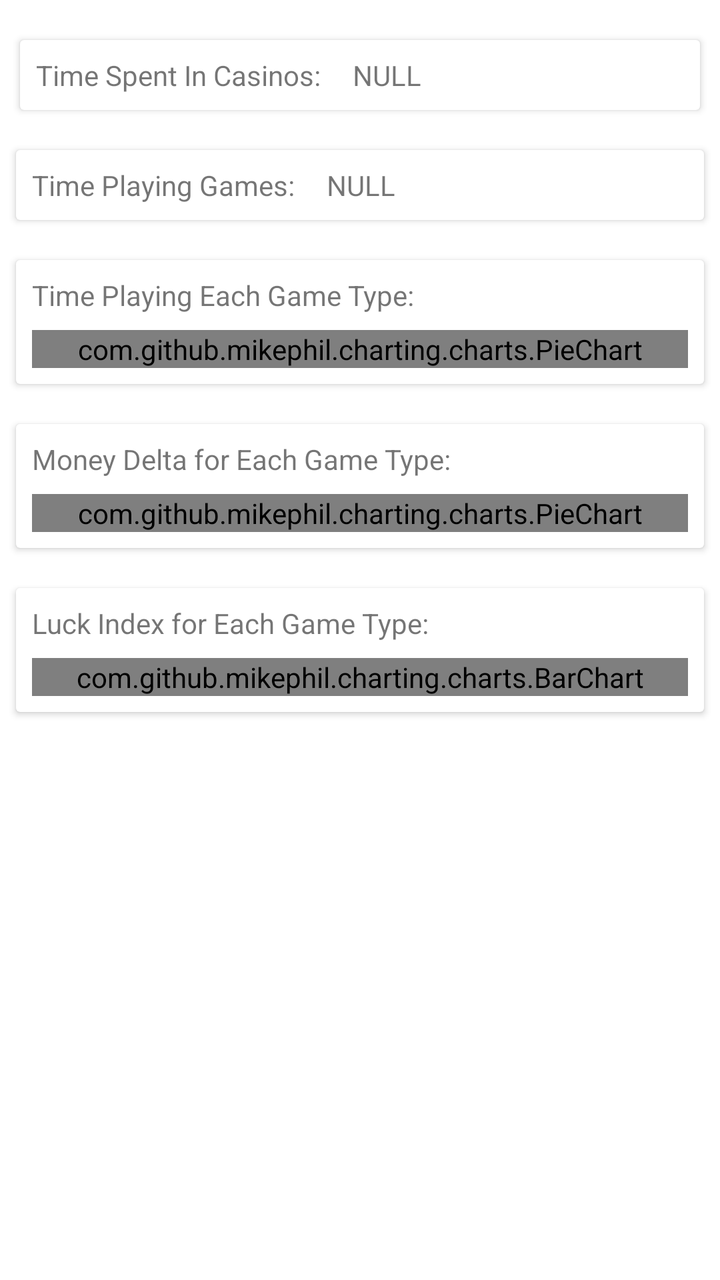
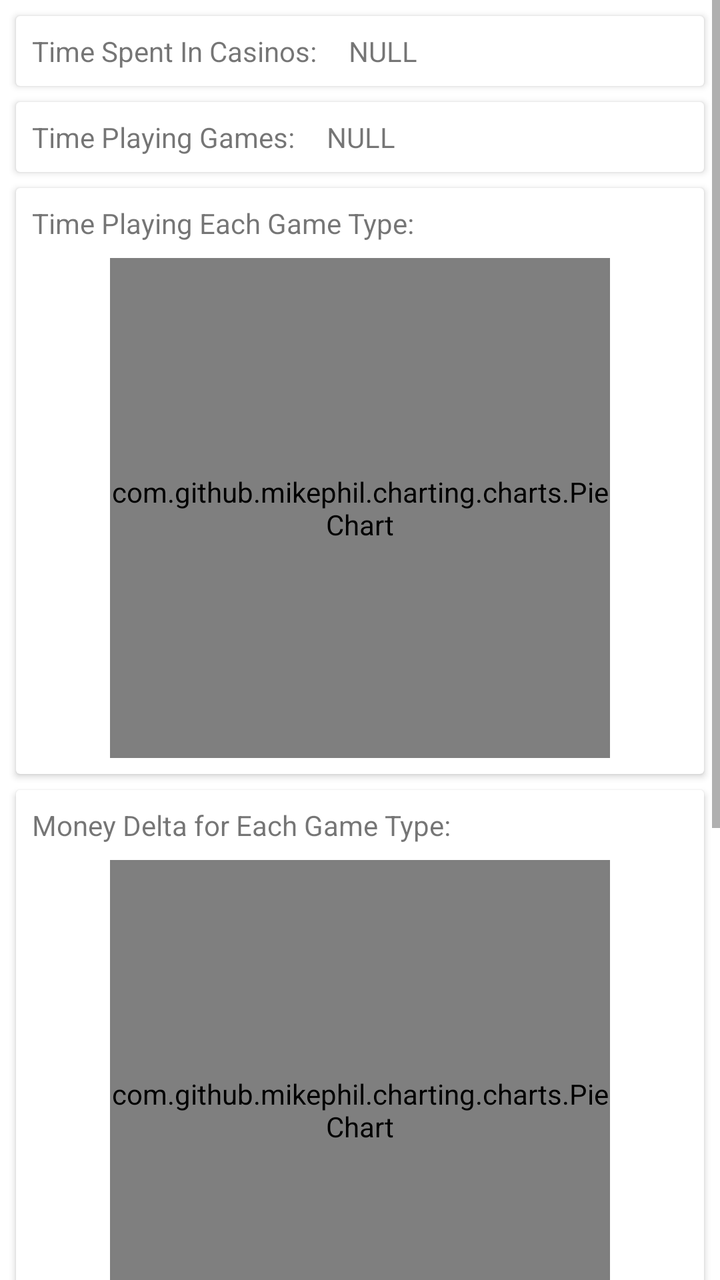

Screens rendered from an Android XML layout before and after an edit, with the pre-edit source and the edit as a unified diff.
<!-- AndroidManifest.xml: application theme Theme.GamblingBadger -->
<!-- res/layout/fragment_general_statistics.xml -->
<?xml version="1.0" encoding="utf-8"?>
<androidx.constraintlayout.widget.ConstraintLayout xmlns:android="http://schemas.android.com/apk/res/android"
    xmlns:app="http://schemas.android.com/apk/res-auto"
    xmlns:tools="http://schemas.android.com/tools"
    android:layout_width="match_parent"
    android:layout_height="match_parent"
    tools:context=".statistics.GeneralStatisticsFragment">

    <androidx.cardview.widget.CardView
        android:id="@+id/generalStatisticsFrag_cardView_aggregateTimeSpentInCasinos"
        android:layout_width="match_parent"
        android:layout_height="wrap_content"
        android:layout_marginStart="10dp"
        android:layout_marginTop="20dp"
        android:layout_marginEnd="10dp"
        app:layout_constraintEnd_toEndOf="parent"
        app:layout_constraintStart_toStartOf="parent"
        app:layout_constraintTop_toTopOf="parent">

        <androidx.constraintlayout.widget.ConstraintLayout
            android:layout_width="match_parent"
            android:layout_height="match_parent">

            <TextView
                android:id="@+id/generalStatisticsFrag_textView_aggregateTimeSpentInCasinosCardTitle"
                android:layout_width="wrap_content"
                android:layout_height="wrap_content"
                android:layout_marginStart="8dp"
                android:layout_marginTop="8dp"
                android:layout_marginBottom="8dp"
                android:text="Time Spent In Casinos:"
                app:layout_constraintBottom_toBottomOf="parent"
                app:layout_constraintStart_toStartOf="parent"
                app:layout_constraintTop_toTopOf="parent" />

            <TextView
                android:id="@+id/generalStatisticsFrag_textView_aggregateTimeSpentInCasinos"
                android:layout_width="wrap_content"
                android:layout_height="wrap_content"
                android:layout_marginStart="16dp"
                android:text="NULL"
                app:layout_constraintBottom_toBottomOf="@+id/generalStatisticsFrag_textView_aggregateTimeSpentInCasinosCardTitle"
                app:layout_constraintStart_toEndOf="@+id/generalStatisticsFrag_textView_aggregateTimeSpentInCasinosCardTitle"
                app:layout_constraintTop_toTopOf="@+id/generalStatisticsFrag_textView_aggregateTimeSpentInCasinosCardTitle" />
        </androidx.constraintlayout.widget.ConstraintLayout>

    </androidx.cardview.widget.CardView>

    <androidx.cardview.widget.CardView
        android:id="@+id/generalStatisticsFrag_cardView_aggregateTimePlayingGames"
        android:layout_width="match_parent"
        android:layout_height="wrap_content"
        android:layout_marginStart="8dp"
        android:layout_marginTop="20dp"
        android:layout_marginEnd="8dp"
        app:layout_constraintEnd_toEndOf="parent"
        app:layout_constraintStart_toStartOf="parent"
        app:layout_constraintTop_toBottomOf="@+id/generalStatisticsFrag_cardView_aggregateTimeSpentInCasinos">

        <androidx.constraintlayout.widget.ConstraintLayout
            android:layout_width="match_parent"
            android:layout_height="match_parent">

            <TextView
                android:id="@+id/generalStatisticsFrag_textView_aggregateTimePlayingGamesCardTitle"
                android:layout_width="wrap_content"
                android:layout_height="wrap_content"
                android:layout_marginStart="8dp"
                android:layout_marginTop="8dp"
                android:layout_marginBottom="8dp"
                android:text="Time Playing Games:"
                app:layout_constraintBottom_toBottomOf="parent"
                app:layout_constraintStart_toStartOf="parent"
                app:layout_constraintTop_toTopOf="parent" />

            <TextView
                android:id="@+id/generalStatisticsFrag_textView_aggregateTimePlayingGames"
                android:layout_width="wrap_content"
                android:layout_height="wrap_content"
                android:layout_marginStart="16dp"
                android:text="NULL"
                app:layout_constraintBottom_toBottomOf="@+id/generalStatisticsFrag_textView_aggregateTimePlayingGamesCardTitle"
                app:layout_constraintStart_toEndOf="@+id/generalStatisticsFrag_textView_aggregateTimePlayingGamesCardTitle"
                app:layout_constraintTop_toTopOf="@+id/generalStatisticsFrag_textView_aggregateTimePlayingGamesCardTitle" />
        </androidx.constraintlayout.widget.ConstraintLayout>

    </androidx.cardview.widget.CardView>

    <androidx.cardview.widget.CardView
        android:id="@+id/generalStatisticsFrag_cardView_aggregateTimePlayingEachGame"
        android:layout_width="match_parent"
        android:layout_height="wrap_content"
        android:layout_marginStart="8dp"
        android:layout_marginTop="20dp"
        android:layout_marginEnd="8dp"
        app:layout_constraintEnd_toEndOf="parent"
        app:layout_constraintStart_toStartOf="parent"
        app:layout_constraintTop_toBottomOf="@+id/generalStatisticsFrag_cardView_aggregateTimePlayingGames">

        <androidx.constraintlayout.widget.ConstraintLayout
            android:layout_width="match_parent"
            android:layout_height="match_parent">

            <TextView
                android:id="@+id/generalStatisticsFrag_textView_aggregateTimePlayingEachGameCardTitle"
                android:layout_width="wrap_content"
                android:layout_height="wrap_content"
                android:layout_marginStart="8dp"
                android:layout_marginTop="8dp"
                android:text="Time Playing Each Game Type:"
                app:layout_constraintStart_toStartOf="parent"
                app:layout_constraintTop_toTopOf="parent" />

            <com.github.mikephil.charting.charts.PieChart
                android:id="@+id/generalStatisticsFrag_pieChart_aggregateTimePlayingEachGame"
                android:layout_width="match_parent"
                android:layout_height="match_parent"
                android:layout_marginStart="8dp"
                android:layout_marginTop="8dp"
                android:layout_marginEnd="8dp"
                android:layout_marginBottom="8dp"
                app:layout_constraintBottom_toBottomOf="parent"
                app:layout_constraintEnd_toEndOf="parent"
                app:layout_constraintStart_toStartOf="parent"
                app:layout_constraintTop_toBottomOf="@+id/generalStatisticsFrag_textView_aggregateTimePlayingEachGameCardTitle" />

        </androidx.constraintlayout.widget.ConstraintLayout>

    </androidx.cardview.widget.CardView>

    <androidx.cardview.widget.CardView
        android:id="@+id/generalStatisticsFrag_cardView_aggregateMoneyDeltaForEachGame"
        android:layout_width="match_parent"
        android:layout_height="wrap_content"
        android:layout_marginStart="8dp"
        android:layout_marginTop="20dp"
        android:layout_marginEnd="8dp"
        app:layout_constraintEnd_toEndOf="parent"
        app:layout_constraintStart_toStartOf="parent"
        app:layout_constraintTop_toBottomOf="@+id/generalStatisticsFrag_cardView_aggregateTimePlayingEachGame">

        <androidx.constraintlayout.widget.ConstraintLayout
            android:layout_width="match_parent"
            android:layout_height="match_parent">

            <TextView
                android:id="@+id/generalStatisticsFrag_textView_aggregateMoneyDeltaForEachGameCardTitle"
                android:layout_width="wrap_content"
                android:layout_height="wrap_content"
                android:layout_marginStart="8dp"
                android:layout_marginTop="8dp"
                android:text="Money Delta for Each Game Type:"
                app:layout_constraintStart_toStartOf="parent"
                app:layout_constraintTop_toTopOf="parent" />

            <com.github.mikephil.charting.charts.PieChart
                android:id="@+id/generalStatisticsFrag_pieChart_aggregateMoneyDeltaEachGame"
                android:layout_width="match_parent"
                android:layout_height="match_parent"
                android:layout_marginStart="8dp"
                android:layout_marginTop="8dp"
                android:layout_marginEnd="8dp"
                android:layout_marginBottom="8dp"
                app:layout_constraintBottom_toBottomOf="parent"
                app:layout_constraintEnd_toEndOf="parent"
                app:layout_constraintStart_toStartOf="parent"
                app:layout_constraintTop_toBottomOf="@+id/generalStatisticsFrag_textView_aggregateMoneyDeltaForEachGameCardTitle" />
        </androidx.constraintlayout.widget.ConstraintLayout>

    </androidx.cardview.widget.CardView>

    <androidx.cardview.widget.CardView
        android:id="@+id/generalStatisticsFrag_cardView_aggregateLuckIndexForEachGame"
        android:layout_width="match_parent"
        android:layout_height="wrap_content"
        android:layout_marginStart="8dp"
        android:layout_marginTop="20dp"
        android:layout_marginEnd="8dp"
        app:layout_constraintEnd_toEndOf="parent"
        app:layout_constraintStart_toStartOf="parent"
        app:layout_constraintTop_toBottomOf="@+id/generalStatisticsFrag_cardView_aggregateMoneyDeltaForEachGame">

        <androidx.constraintlayout.widget.ConstraintLayout
            android:layout_width="match_parent"
            android:layout_height="match_parent">

            <TextView
                android:id="@+id/generalStatisticsFrag_textView_aggregateLuckIndexForEachGameCardTitle"
                android:layout_width="wrap_content"
                android:layout_height="wrap_content"
                android:layout_marginStart="8dp"
                android:layout_marginTop="8dp"
                android:text="Luck Index for Each Game Type:"
                app:layout_constraintStart_toStartOf="parent"
                app:layout_constraintTop_toTopOf="parent" />

            <com.github.mikephil.charting.charts.BarChart
                android:id="@+id/generalStatisticsFrag_barChart_aggregateLuckIndexEachGame"
                android:layout_width="match_parent"
                android:layout_height="match_parent"
                android:layout_marginStart="8dp"
                android:layout_marginTop="8dp"
                android:layout_marginEnd="8dp"
                android:layout_marginBottom="8dp"
                app:layout_constraintBottom_toBottomOf="parent"
                app:layout_constraintEnd_toEndOf="parent"
                app:layout_constraintStart_toStartOf="parent"
                app:layout_constraintTop_toBottomOf="@+id/generalStatisticsFrag_textView_aggregateLuckIndexForEachGameCardTitle" />
        </androidx.constraintlayout.widget.ConstraintLayout>

    </androidx.cardview.widget.CardView>

</androidx.constraintlayout.widget.ConstraintLayout>
<!-- resources referenced by this layout -->
<resources>
  <style name="Theme.GamblingBadger" parent="Theme.MaterialComponents.DayNight.DarkActionBar">
          
          <item name="colorPrimary">@color/purple_500</item>
          <item name="colorPrimaryVariant">@color/purple_700</item>
          <item name="colorOnPrimary">@color/white</item>
          
          <item name="colorSecondary">@color/teal_200</item>
          <item name="colorSecondaryVariant">@color/teal_700</item>
          <item name="colorOnSecondary">@color/black</item>
          
          <item name="android:statusBarColor" tools:targetApi="l">?attr/colorPrimaryVariant</item>
          
      </style>
  <color name="purple_500">#FF6200EE</color>
  <color name="purple_700">#FF3700B3</color>
  <color name="white">#FFFFFFFF</color>
  <color name="teal_200">#FF03DAC5</color>
  <color name="teal_700">#FF018786</color>
  <color name="black">#FF000000</color>
</resources>

<!-- the commit's change to res/layout/fragment_general_statistics.xml (unified diff, before → after) -->
@@ -1,213 +1,224 @@
 <?xml version="1.0" encoding="utf-8"?>
-<androidx.constraintlayout.widget.ConstraintLayout xmlns:android="http://schemas.android.com/apk/res/android"
+<LinearLayout xmlns:android="http://schemas.android.com/apk/res/android"
     xmlns:app="http://schemas.android.com/apk/res-auto"
     xmlns:tools="http://schemas.android.com/tools"
     android:layout_width="match_parent"
     android:layout_height="match_parent"
     tools:context=".statistics.GeneralStatisticsFragment">
 
-    <androidx.cardview.widget.CardView
-        android:id="@+id/generalStatisticsFrag_cardView_aggregateTimeSpentInCasinos"
+    <ScrollView
         android:layout_width="match_parent"
-        android:layout_height="wrap_content"
-        android:layout_marginStart="10dp"
-        android:layout_marginTop="20dp"
-        android:layout_marginEnd="10dp"
-        app:layout_constraintEnd_toEndOf="parent"
-        app:layout_constraintStart_toStartOf="parent"
-        app:layout_constraintTop_toTopOf="parent">
+        android:layout_height="match_parent">
 
         <androidx.constraintlayout.widget.ConstraintLayout
             android:layout_width="match_parent"
-            android:layout_height="match_parent">
-
-            <TextView
-                android:id="@+id/generalStatisticsFrag_textView_aggregateTimeSpentInCasinosCardTitle"
-                android:layout_width="wrap_content"
-                android:layout_height="wrap_content"
-                android:layout_marginStart="8dp"
-                android:layout_marginTop="8dp"
-                android:layout_marginBottom="8dp"
-                android:text="Time Spent In Casinos:"
-                app:layout_constraintBottom_toBottomOf="parent"
-                app:layout_constraintStart_toStartOf="parent"
-                app:layout_constraintTop_toTopOf="parent" />
-
-            <TextView
-                android:id="@+id/generalStatisticsFrag_textView_aggregateTimeSpentInCasinos"
-                android:layout_width="wrap_content"
-                android:layout_height="wrap_content"
-                android:layout_marginStart="16dp"
-                android:text="NULL"
-                app:layout_constraintBottom_toBottomOf="@+id/generalStatisticsFrag_textView_aggregateTimeSpentInCasinosCardTitle"
-                app:layout_constraintStart_toEndOf="@+id/generalStatisticsFrag_textView_aggregateTimeSpentInCasinosCardTitle"
-                app:layout_constraintTop_toTopOf="@+id/generalStatisticsFrag_textView_aggregateTimeSpentInCasinosCardTitle" />
+            android:layout_height="wrap_content">
+
+            <androidx.cardview.widget.CardView
+                android:id="@+id/generalStatisticsFrag_cardView_aggregateTimeSpentInCasinos"
+                android:layout_width="match_parent"
+                android:layout_height="wrap_content"
+                android:layout_marginStart="8dp"
+                android:layout_marginTop="8dp"
+                android:layout_marginEnd="8dp"
+                app:layout_constraintEnd_toEndOf="parent"
+                app:layout_constraintStart_toStartOf="parent"
+                app:layout_constraintTop_toTopOf="parent">
+
+                <androidx.constraintlayout.widget.ConstraintLayout
+                    android:layout_width="match_parent"
+                    android:layout_height="match_parent">
+
+                    <TextView
+                        android:id="@+id/generalStatisticsFrag_textView_aggregateTimeSpentInCasinosCardTitle"
+                        android:layout_width="wrap_content"
+                        android:layout_height="wrap_content"
+                        android:layout_marginStart="8dp"
+                        android:layout_marginTop="8dp"
+                        android:layout_marginBottom="8dp"
+                        android:text="Time Spent In Casinos:"
+                        app:layout_constraintBottom_toBottomOf="parent"
+                        app:layout_constraintStart_toStartOf="parent"
+                        app:layout_constraintTop_toTopOf="parent" />
+
+                    <TextView
+                        android:id="@+id/generalStatisticsFrag_textView_aggregateTimeSpentInCasinos"
+                        android:layout_width="wrap_content"
+                        android:layout_height="wrap_content"
+                        android:layout_marginStart="16dp"
+                        android:text="NULL"
+                        app:layout_constraintBottom_toBottomOf="@+id/generalStatisticsFrag_textView_aggregateTimeSpentInCasinosCardTitle"
+                        app:layout_constraintStart_toEndOf="@+id/generalStatisticsFrag_textView_aggregateTimeSpentInCasinosCardTitle"
+                        app:layout_constraintTop_toTopOf="@+id/generalStatisticsFrag_textView_aggregateTimeSpentInCasinosCardTitle" />
+                </androidx.constraintlayout.widget.ConstraintLayout>
+
+            </androidx.cardview.widget.CardView>
+
+            <androidx.cardview.widget.CardView
+                android:id="@+id/generalStatisticsFrag_cardView_aggregateTimePlayingGames"
+                android:layout_width="match_parent"
+                android:layout_height="wrap_content"
+                android:layout_marginStart="8dp"
+                android:layout_marginTop="8dp"
+                android:layout_marginEnd="8dp"
+                app:layout_constraintEnd_toEndOf="parent"
+                app:layout_constraintStart_toStartOf="parent"
+                app:layout_constraintTop_toBottomOf="@+id/generalStatisticsFrag_cardView_aggregateTimeSpentInCasinos">
+
+                <androidx.constraintlayout.widget.ConstraintLayout
+                    android:layout_width="match_parent"
+                    android:layout_height="match_parent">
+
+                    <TextView
+                        android:id="@+id/generalStatisticsFrag_textView_aggregateTimePlayingGamesCardTitle"
+                        android:layout_width="wrap_content"
+                        android:layout_height="wrap_content"
+                        android:layout_marginStart="8dp"
+                        android:layout_marginTop="8dp"
+                        android:layout_marginBottom="8dp"
+                        android:text="Time Playing Games:"
+                        app:layout_constraintBottom_toBottomOf="parent"
+                        app:layout_constraintStart_toStartOf="parent"
+                        app:layout_constraintTop_toTopOf="parent" />
+
+                    <TextView
+                        android:id="@+id/generalStatisticsFrag_textView_aggregateTimePlayingGames"
+                        android:layout_width="wrap_content"
+                        android:layout_height="wrap_content"
+                        android:layout_marginStart="16dp"
+                        android:text="NULL"
+                        app:layout_constraintBottom_toBottomOf="@+id/generalStatisticsFrag_textView_aggregateTimePlayingGamesCardTitle"
+                        app:layout_constraintStart_toEndOf="@+id/generalStatisticsFrag_textView_aggregateTimePlayingGamesCardTitle"
+                        app:layout_constraintTop_toTopOf="@+id/generalStatisticsFrag_textView_aggregateTimePlayingGamesCardTitle" />
+                </androidx.constraintlayout.widget.ConstraintLayout>
+
+            </androidx.cardview.widget.CardView>
+
+            <androidx.cardview.widget.CardView
+                android:id="@+id/generalStatisticsFrag_cardView_aggregateTimePlayingEachGame"
+                android:layout_width="match_parent"
+                android:layout_height="wrap_content"
+                android:layout_marginStart="8dp"
+                android:layout_marginTop="8dp"
+                android:layout_marginEnd="8dp"
+                app:layout_constraintEnd_toEndOf="parent"
+                app:layout_constraintStart_toStartOf="parent"
+                app:layout_constraintTop_toBottomOf="@+id/generalStatisticsFrag_cardView_aggregateTimePlayingGames">
+
+                <androidx.constraintlayout.widget.ConstraintLayout
+                    android:layout_width="match_parent"
+                    android:layout_height="match_parent">
+
+                    <TextView
+                        android:id="@+id/generalStatisticsFrag_textView_aggregateTimePlayingEachGameCardTitle"
+                        android:layout_width="wrap_content"
+                        android:layout_height="wrap_content"
+                        android:layout_marginStart="8dp"
+                        android:layout_marginTop="8dp"
+                        android:text="Time Playing Each Game Type:"
+                        app:layout_constraintStart_toStartOf="parent"
+                        app:layout_constraintTop_toTopOf="parent" />
+
+                    <com.github.mikephil.charting.charts.PieChart
+                        android:id="@+id/generalStatisticsFrag_pieChart_aggregateTimePlayingEachGame"
+                        android:layout_width="250dp"
+                        android:layout_height="250dp"
+                        android:layout_marginStart="8dp"
+                        android:layout_marginTop="8dp"
+                        android:layout_marginEnd="8dp"
+                        android:layout_marginBottom="8dp"
+                        app:layout_constraintBottom_toBottomOf="parent"
+                        app:layout_constraintEnd_toEndOf="parent"
+                        app:layout_constraintStart_toStartOf="parent"
+                        app:layout_constraintTop_toBottomOf="@+id/generalStatisticsFrag_textView_aggregateTimePlayingEachGameCardTitle" />
+
+                </androidx.constraintlayout.widget.ConstraintLayout>
+
+            </androidx.cardview.widget.CardView>
+
+            <androidx.cardview.widget.CardView
+                android:id="@+id/generalStatisticsFrag_cardView_aggregateMoneyDeltaForEachGame"
+                android:layout_width="match_parent"
+                android:layout_height="wrap_content"
+                android:layout_marginStart="8dp"
+                android:layout_marginTop="8dp"
+                android:layout_marginEnd="8dp"
+                app:layout_constraintEnd_toEndOf="parent"
+                app:layout_constraintStart_toStartOf="parent"
+                app:layout_constraintTop_toBottomOf="@+id/generalStatisticsFrag_cardView_aggregateTimePlayingEachGame">
+
+                <androidx.constraintlayout.widget.ConstraintLayout
+                    android:layout_width="match_parent"
+                    android:layout_height="match_parent">
+
+                    <TextView
+                        android:id="@+id/generalStatisticsFrag_textView_aggregateMoneyDeltaForEachGameCardTitle"
+                        android:layout_width="wrap_content"
+                        android:layout_height="wrap_content"
+                        android:layout_marginStart="8dp"
+                        android:layout_marginTop="8dp"
+                        android:text="Money Delta for Each Game Type:"
+                        app:layout_constraintStart_toStartOf="parent"
+                        app:layout_constraintTop_toTopOf="parent" />
+
+                    <com.github.mikephil.charting.charts.PieChart
+                        android:id="@+id/generalStatisticsFrag_pieChart_aggregateMoneyDeltaEachGame"
+                        android:layout_width="250dp"
+                        android:layout_height="250dp"
+                        android:layout_marginStart="8dp"
+                        android:layout_marginTop="8dp"
+                        android:layout_marginEnd="8dp"
+                        android:layout_marginBottom="8dp"
+                        app:layout_constraintBottom_toBottomOf="parent"
+                        app:layout_constraintEnd_toEndOf="parent"
+                        app:layout_constraintStart_toStartOf="parent"
+                        app:layout_constraintTop_toBottomOf="@+id/generalStatisticsFrag_textView_aggregateMoneyDeltaForEachGameCardTitle" />
+                </androidx.constraintlayout.widget.ConstraintLayout>
+
+            </androidx.cardview.widget.CardView>
+
+            <androidx.cardview.widget.CardView
+                android:id="@+id/generalStatisticsFrag_cardView_aggregateLuckIndexForEachGame"
+                android:layout_width="match_parent"
+                android:layout_height="wrap_content"
+                android:layout_marginStart="8dp"
+                android:layout_marginTop="8dp"
+                android:layout_marginEnd="8dp"
+                app:layout_constraintEnd_toEndOf="parent"
+                app:layout_constraintStart_toStartOf="parent"
+                app:layout_constraintTop_toBottomOf="@+id/generalStatisticsFrag_cardView_aggregateMoneyDeltaForEachGame">
+
+                <androidx.constraintlayout.widget.ConstraintLayout
+                    android:layout_width="match_parent"
+                    android:layout_height="match_parent">
+
+                    <TextView
+                        android:id="@+id/generalStatisticsFrag_textView_aggregateLuckIndexForEachGameCardTitle"
+                        android:layout_width="wrap_content"
+                        android:layout_height="wrap_content"
+                        android:layout_marginStart="8dp"
+                        android:layout_marginTop="8dp"
+                        android:text="Luck Index for Each Game Type:"
+                        app:layout_constraintStart_toStartOf="parent"
+                        app:layout_constraintTop_toTopOf="parent" />
+
+                    <com.github.mikephil.charting.charts.BarChart
+                        android:id="@+id/generalStatisticsFrag_barChart_aggregateLuckIndexEachGame"
+                        android:layout_width="250dp"
+                        android:layout_height="250dp"
+                        android:layout_marginStart="8dp"
+                        android:layout_marginTop="8dp"
+                        android:layout_marginEnd="8dp"
+                        android:layout_marginBottom="8dp"
+                        app:layout_constraintBottom_toBottomOf="parent"
+                        app:layout_constraintEnd_toEndOf="parent"
+                        app:layout_constraintStart_toStartOf="parent"
+                        app:layout_constraintTop_toBottomOf="@+id/generalStatisticsFrag_textView_aggregateLuckIndexForEachGameCardTitle" />
+                </androidx.constraintlayout.widget.ConstraintLayout>
+
+            </androidx.cardview.widget.CardView>
+
         </androidx.constraintlayout.widget.ConstraintLayout>
-
-    </androidx.cardview.widget.CardView>
-
-    <androidx.cardview.widget.CardView
-        android:id="@+id/generalStatisticsFrag_cardView_aggregateTimePlayingGames"
-        android:layout_width="match_parent"
-        android:layout_height="wrap_content"
-        android:layout_marginStart="8dp"
-        android:layout_marginTop="20dp"
-        android:layout_marginEnd="8dp"
-        app:layout_constraintEnd_toEndOf="parent"
-        app:layout_constraintStart_toStartOf="parent"
-        app:layout_constraintTop_toBottomOf="@+id/generalStatisticsFrag_cardView_aggregateTimeSpentInCasinos">
-
-        <androidx.constraintlayout.widget.ConstraintLayout
-            android:layout_width="match_parent"
-            android:layout_height="match_parent">
-
-            <TextView
-                android:id="@+id/generalStatisticsFrag_textView_aggregateTimePlayingGamesCardTitle"
-                android:layout_width="wrap_content"
-                android:layout_height="wrap_content"
-                android:layout_marginStart="8dp"
-                android:layout_marginTop="8dp"
-                android:layout_marginBottom="8dp"
-                android:text="Time Playing Games:"
-                app:layout_constraintBottom_toBottomOf="parent"
-                app:layout_constraintStart_toStartOf="parent"
-                app:layout_constraintTop_toTopOf="parent" />
-
-            <TextView
-                android:id="@+id/generalStatisticsFrag_textView_aggregateTimePlayingGames"
-                android:layout_width="wrap_content"
-                android:layout_height="wrap_content"
-                android:layout_marginStart="16dp"
-                android:text="NULL"
-                app:layout_constraintBottom_toBottomOf="@+id/generalStatisticsFrag_textView_aggregateTimePlayingGamesCardTitle"
-                app:layout_constraintStart_toEndOf="@+id/generalStatisticsFrag_textView_aggregateTimePlayingGamesCardTitle"
-                app:layout_constraintTop_toTopOf="@+id/generalStatisticsFrag_textView_aggregateTimePlayingGamesCardTitle" />
-        </androidx.constraintlayout.widget.ConstraintLayout>
-
-    </androidx.cardview.widget.CardView>
-
-    <androidx.cardview.widget.CardView
-        android:id="@+id/generalStatisticsFrag_cardView_aggregateTimePlayingEachGame"
-        android:layout_width="match_parent"
-        android:layout_height="wrap_content"
-        android:layout_marginStart="8dp"
-        android:layout_marginTop="20dp"
-        android:layout_marginEnd="8dp"
-        app:layout_constraintEnd_toEndOf="parent"
-        app:layout_constraintStart_toStartOf="parent"
-        app:layout_constraintTop_toBottomOf="@+id/generalStatisticsFrag_cardView_aggregateTimePlayingGames">
-
-        <androidx.constraintlayout.widget.ConstraintLayout
-            android:layout_width="match_parent"
-            android:layout_height="match_parent">
-
-            <TextView
-                android:id="@+id/generalStatisticsFrag_textView_aggregateTimePlayingEachGameCardTitle"
-                android:layout_width="wrap_content"
-                android:layout_height="wrap_content"
-                android:layout_marginStart="8dp"
-                android:layout_marginTop="8dp"
-                android:text="Time Playing Each Game Type:"
-                app:layout_constraintStart_toStartOf="parent"
-                app:layout_constraintTop_toTopOf="parent" />
-
-            <com.github.mikephil.charting.charts.PieChart
-                android:id="@+id/generalStatisticsFrag_pieChart_aggregateTimePlayingEachGame"
-                android:layout_width="match_parent"
-                android:layout_height="match_parent"
-                android:layout_marginStart="8dp"
-                android:layout_marginTop="8dp"
-                android:layout_marginEnd="8dp"
-                android:layout_marginBottom="8dp"
-                app:layout_constraintBottom_toBottomOf="parent"
-                app:layout_constraintEnd_toEndOf="parent"
-                app:layout_constraintStart_toStartOf="parent"
-                app:layout_constraintTop_toBottomOf="@+id/generalStatisticsFrag_textView_aggregateTimePlayingEachGameCardTitle" />
-
-        </androidx.constraintlayout.widget.ConstraintLayout>
-
-    </androidx.cardview.widget.CardView>
-
-    <androidx.cardview.widget.CardView
-        android:id="@+id/generalStatisticsFrag_cardView_aggregateMoneyDeltaForEachGame"
-        android:layout_width="match_parent"
-        android:layout_height="wrap_content"
-        android:layout_marginStart="8dp"
-        android:layout_marginTop="20dp"
-        android:layout_marginEnd="8dp"
-        app:layout_constraintEnd_toEndOf="parent"
-        app:layout_constraintStart_toStartOf="parent"
-        app:layout_constraintTop_toBottomOf="@+id/generalStatisticsFrag_cardView_aggregateTimePlayingEachGame">
-
-        <androidx.constraintlayout.widget.ConstraintLayout
-            android:layout_width="match_parent"
-            android:layout_height="match_parent">
-
-            <TextView
-                android:id="@+id/generalStatisticsFrag_textView_aggregateMoneyDeltaForEachGameCardTitle"
-                android:layout_width="wrap_content"
-                android:layout_height="wrap_content"
-                android:layout_marginStart="8dp"
-                android:layout_marginTop="8dp"
-                android:text="Money Delta for Each Game Type:"
-                app:layout_constraintStart_toStartOf="parent"
-                app:layout_constraintTop_toTopOf="parent" />
-
-            <com.github.mikephil.charting.charts.PieChart
-                android:id="@+id/generalStatisticsFrag_pieChart_aggregateMoneyDeltaEachGame"
-                android:layout_width="match_parent"
-                android:layout_height="match_parent"
-                android:layout_marginStart="8dp"
-                android:layout_marginTop="8dp"
-                android:layout_marginEnd="8dp"
-                android:layout_marginBottom="8dp"
-                app:layout_constraintBottom_toBottomOf="parent"
-                app:layout_constraintEnd_toEndOf="parent"
-                app:layout_constraintStart_toStartOf="parent"
-                app:layout_constraintTop_toBottomOf="@+id/generalStatisticsFrag_textView_aggregateMoneyDeltaForEachGameCardTitle" />
-        </androidx.constraintlayout.widget.ConstraintLayout>
-
-    </androidx.cardview.widget.CardView>
-
-    <androidx.cardview.widget.CardView
-        android:id="@+id/generalStatisticsFrag_cardView_aggregateLuckIndexForEachGame"
-        android:layout_width="match_parent"
-        android:layout_height="wrap_content"
-        android:layout_marginStart="8dp"
-        android:layout_marginTop="20dp"
-        android:layout_marginEnd="8dp"
-        app:layout_constraintEnd_toEndOf="parent"
-        app:layout_constraintStart_toStartOf="parent"
-        app:layout_constraintTop_toBottomOf="@+id/generalStatisticsFrag_cardView_aggregateMoneyDeltaForEachGame">
-
-        <androidx.constraintlayout.widget.ConstraintLayout
-            android:layout_width="match_parent"
-            android:layout_height="match_parent">
-
-            <TextView
-                android:id="@+id/generalStatisticsFrag_textView_aggregateLuckIndexForEachGameCardTitle"
-                android:layout_width="wrap_content"
-                android:layout_height="wrap_content"
-                android:layout_marginStart="8dp"
-                android:layout_marginTop="8dp"
-                android:text="Luck Index for Each Game Type:"
-                app:layout_constraintStart_toStartOf="parent"
-                app:layout_constraintTop_toTopOf="parent" />
-
-            <com.github.mikephil.charting.charts.BarChart
-                android:id="@+id/generalStatisticsFrag_barChart_aggregateLuckIndexEachGame"
-                android:layout_width="match_parent"
-                android:layout_height="match_parent"
-                android:layout_marginStart="8dp"
-                android:layout_marginTop="8dp"
-                android:layout_marginEnd="8dp"
-                android:layout_marginBottom="8dp"
-                app:layout_constraintBottom_toBottomOf="parent"
-                app:layout_constraintEnd_toEndOf="parent"
-                app:layout_constraintStart_toStartOf="parent"
-                app:layout_constraintTop_toBottomOf="@+id/generalStatisticsFrag_textView_aggregateLuckIndexForEachGameCardTitle" />
-        </androidx.constraintlayout.widget.ConstraintLayout>
-
-    </androidx.cardview.widget.CardView>
-
-</androidx.constraintlayout.widget.ConstraintLayout>
+    </ScrollView>
+
+</LinearLayout>
